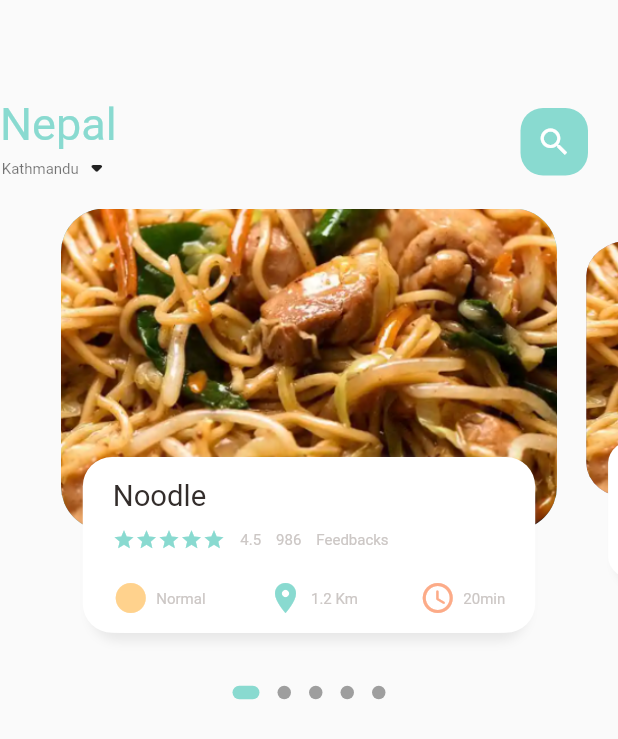
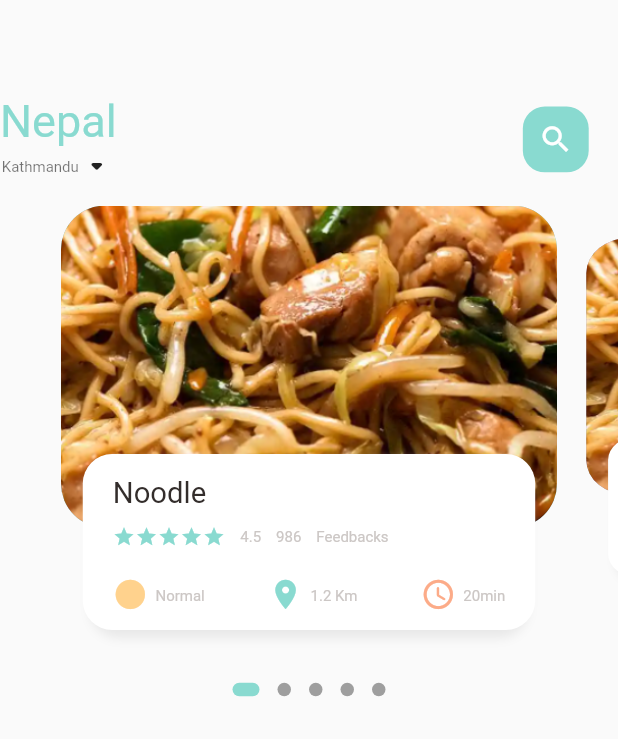
Before and after one commit to Anjeelchaudhary/E-commersApplication-_Foodie-, a Flutter app: the screen it shows after launch, on a phone screen of 412 x 824 dp. Shown: the top 739 px of the screen. Run offline on Flutter 3.47's test engine with Material 2 defaults, Android fonts, the phone set to English and light mode, and no system bars; drawn by our look-alikes of dots_indicator; our stand-ins replace get.

Commit message:
:zap: Fixed smooth transion of widgets
improved designing

```diff
--- a/lib/home/main_food_page.dart
+++ b/lib/home/main_food_page.dart
@@ -1,4 +1,5 @@
 import 'package:flutter/material.dart';
+import 'package:flutter_ecommers_app/utils/dimensions.dart';
 import 'package:flutter_ecommers_app/widgets/big_text.dart';
 import 'package:flutter_ecommers_app/widgets/small_text.dart';
 import '../utils/colors.dart';
@@ -22,8 +23,10 @@ class _MainFoodPageState extends State<MainFoodPage> {
       children: [
         //this container is showing the header
         Container(
-          margin: const EdgeInsets.only(top: 45, bottom: 15),
-          padding: const EdgeInsets.only(top: 20, right: 20),
+          margin: EdgeInsets.only(
+              top: Dimensions.height45, bottom: Dimensions.height15),
+          padding: EdgeInsets.only(
+              top: Dimensions.width20, right: Dimensions.width20),
           child: Row(
             mainAxisAlignment: MainAxisAlignment.spaceBetween,
             children: [
@@ -47,11 +50,15 @@ class _MainFoodPageState extends State<MainFoodPage> {
               ),
               Center(
                 child: Container(
-                  width: 45,
-                  height: 45,
-                  child: const Icon(Icons.search, color: Colors.white),
+                  width: Dimensions.height45,
+                  height: Dimensions.height45,
+                  child: Icon(
+                    Icons.search,
+                    color: Colors.white,
+                    size: Dimensions.iconSize24,
+                  ),
                   decoration: BoxDecoration(
-                    borderRadius: BorderRadius.circular(15),
+                    borderRadius: BorderRadius.circular(Dimensions.radius15),
                     color: AppColors.mainColor,
                   ),
                 ),
--- a/lib/main.dart
+++ b/lib/main.dart
@@ -1,8 +1,6 @@
 import 'package:flutter/material.dart';
 import 'package:flutter_ecommers_app/home/main_food_page.dart';
 import 'package:get/get.dart';
-
-
 
 void main() {
   runApp(const MyApp());
@@ -20,7 +18,7 @@ class MyApp extends StatelessWidget {
       theme: ThemeData(
         primarySwatch: Colors.blue,
       ),
-      home: const MainFoodPage(),
+      home: MainFoodPage(),
     );
   }
 }
--- a/lib/utils/dimensions.dart
+++ b/lib/utils/dimensions.dart
@@ -16,6 +16,7 @@ class Dimensions {
   static double height15 = screenHeight / 56.27;
   static double height20 = screenHeight / 42.2;
   static double height30 = screenHeight / 28.13;
+  static double height45 = screenHeight / 18.76;
 
   //Dynamic width for padding and marging
   static double width10 = screenHeight / 84.4;
@@ -24,6 +25,12 @@ class Dimensions {
   static double width30 = screenHeight / 28.13;
 
   static double font20 = screenHeight / 42.2;
+
+  //radius
+  static double radius15 = screenHeight / 56.27;
   static double radius20 = screenHeight / 42.2;
   static double radius30 = screenHeight / 28.13;
+
+  //icon size
+  static double iconSize24 = screenHeight / 35.17;
 }
--- a/lib/widgets/icon_and_text_widget.dart
+++ b/lib/widgets/icon_and_text_widget.dart
@@ -1,4 +1,5 @@
 import 'package:flutter/material.dart';
+import 'package:flutter_ecommers_app/utils/dimensions.dart';
 import 'package:flutter_ecommers_app/widgets/small_text.dart';
 
 class IconAndTextWidget extends StatelessWidget {
@@ -20,6 +21,7 @@ class IconAndTextWidget extends StatelessWidget {
         Icon(
           icon,
           color: iconColor,
+          size: Dimensions.iconSize24,
         ),
         const SizedBox(
           width: 5,
```
